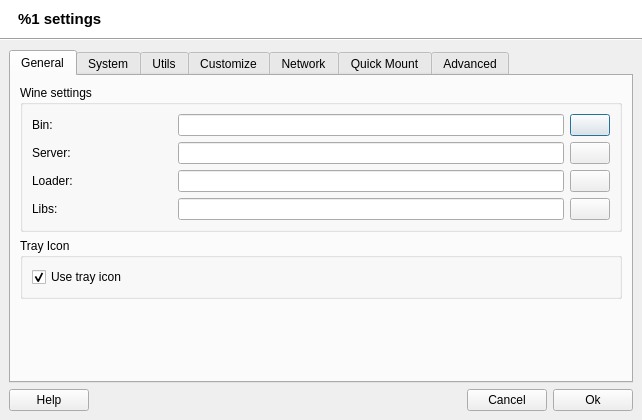
Qt form src/q4wine-gui/uis/AppSettings.ui (brezerk/q4wine) before a commit.
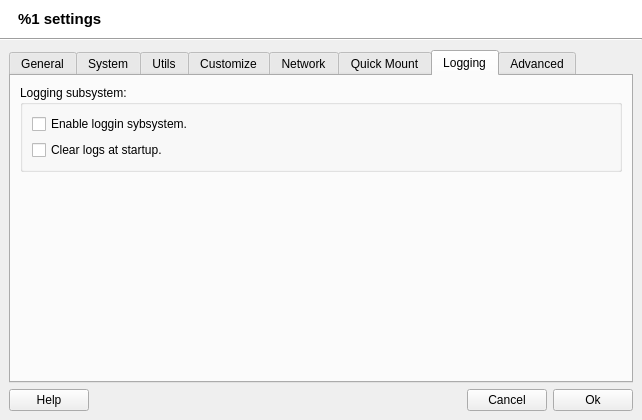
The same form after that commit. The open tabs and pages were chosen to show the change. Icons and pictures are not drawn.

Commit message: Add logging settings into Settings dialog && make logging fature optional ;)

The edit to the form file:
```diff
--- a/src/q4wine-gui/uis/AppSettings.ui
+++ b/src/q4wine-gui/uis/AppSettings.ui
@@ -417,7 +417,7 @@
              <item>
               <widget class="QCheckBox" name="chShowTrarey">
                <property name="text">
-                <string>Use tray icon</string>
+                <string>Use tray icon.</string>
                </property>
                <property name="checked">
                 <bool>true</bool>
@@ -1556,6 +1556,49 @@
           </item>
          </layout>
         </widget>
+        <widget class="QWidget" name="tab_8">
+         <attribute name="title">
+          <string>Logging</string>
+         </attribute>
+         <layout class="QVBoxLayout" name="verticalLayout_11">
+          <item>
+           <widget class="QGroupBox" name="groupBox_12">
+            <property name="title">
+             <string>Logging subsystem:</string>
+            </property>
+            <layout class="QVBoxLayout" name="verticalLayout_10">
+             <item>
+              <widget class="QCheckBox" name="chEnableLogging">
+               <property name="text">
+                <string>Enable loggin sybsystem.</string>
+               </property>
+              </widget>
+             </item>
+             <item>
+              <widget class="QCheckBox" name="chClearLogs">
+               <property name="text">
+                <string>Clear logs at startup.</string>
+               </property>
+              </widget>
+             </item>
+            </layout>
+           </widget>
+          </item>
+          <item>
+           <spacer name="verticalSpacer_7">
+            <property name="orientation">
+             <enum>Qt::Vertical</enum>
+            </property>
+            <property name="sizeHint" stdset="0">
+             <size>
+              <width>20</width>
+              <height>210</height>
+             </size>
+            </property>
+           </spacer>
+          </item>
+         </layout>
+        </widget>
         <widget class="QWidget" name="tab_7">
          <attribute name="title">
           <string>Advanced</string>
```
The commit also changes 5 other files.
